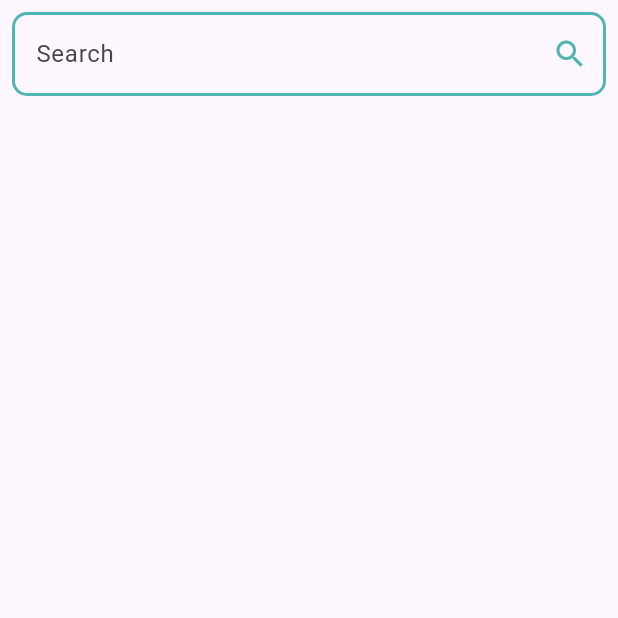
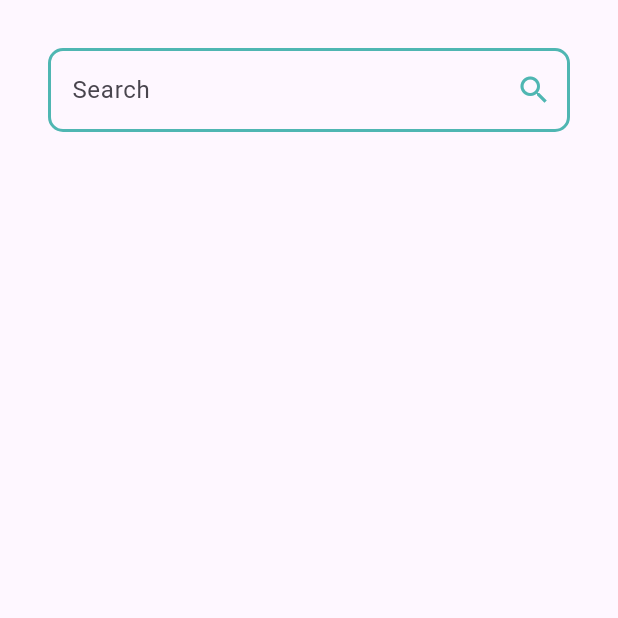
Before and after one commit to OSS0302/flutter_images_search_app, a Flutter app: the MainScreen screen opened directly, on a phone screen of 412 x 824 dp, the top half of it. Run offline on Flutter 3.47's test engine with Material 3 defaults, Android fonts, the phone set to English and light mode, and no system bars; statements that could not run were skipped.

Commit message:
이미지 앱 2일차

```diff
--- /dev/null
+++ b/lib/23_12_28/model/image_item.dart
@@ -0,0 +1,52 @@
+class ImageItem {
+  String imageUrl;
+  String tags;
+
+//<editor-fold desc="Data Methods">
+  ImageItem({
+    required this.imageUrl,
+    required this.tags,
+  });
+
+  @override
+  bool operator ==(Object other) =>
+      identical(this, other) ||
+          (other is ImageItem &&
+              runtimeType == other.runtimeType &&
+              imageUrl == other.imageUrl &&
+              tags == other.tags);
+
+  @override
+  int get hashCode => imageUrl.hashCode ^ tags.hashCode;
+
+  @override
+  String toString() {
+    return 'ImageItem{ imageUrl: $imageUrl, tags: $tags,}';
+  }
+
+  ImageItem copyWith({
+    String? imageUrl,
+    String? tags,
+  }) {
+    return ImageItem(
+      imageUrl: imageUrl ?? this.imageUrl,
+      tags: tags ?? this.tags,
+    );
+  }
+
+  Map<String, dynamic> toJson() {
+    return {
+      'imageUrl': imageUrl,
+      'tags': tags,
+    };
+  }
+
+  factory ImageItem.fromJson(Map<String, dynamic> map) {
+    return ImageItem(
+      imageUrl: map['imageUrl'] as String,
+      tags: map['tags'] as String,
+    );
+  }
+
+//</editor-fold>
+}
--- a/lib/23_12_27/ui/main_screen.dart
+++ b/lib/23_12_28/ui/image _search_ui.dart
@@ -1,8 +1,17 @@
+
+
+
+
+
+
+
+
+
+
+
 import 'package:flutter/material.dart';
-import 'package:flutter_image_search_app/model/image_item.dart';
-import 'package:flutter_image_search_app/repository/image_item_repository.dart';
-import 'package:flutter_image_search_app/widget/image_item_widget.dart';
-
+import 'package:flutter_image_search_app/23_12_28/model/image_item.dart';
+import 'package:flutter_image_search_app/23_12_28/repository/image_repository.dart';
 class MainScreen extends StatefulWidget {
   const MainScreen({super.key});
 
@@ -12,18 +21,20 @@ class MainScreen extends StatefulWidget {
 
 class _MainScreenState extends State<MainScreen> {
   final searchTextEditingController = TextEditingController();
+
   final repository = PixabayImageItemRepository();
+
   List<ImageItem> imageItems = [];
   bool isLoading = false;
 
   Future<void> searchImage(String query) async {
-    print(query);
     setState(() {
-
       isLoading = true;
     });
+
     imageItems = await repository.getImageItems(query);
 
+    // 강제 UI 업데이트
     setState(() {
       isLoading = false;
     });
@@ -40,29 +51,34 @@ class _MainScreenState extends State<MainScreen> {
     return Scaffold(
       body: SafeArea(
         child: Padding(
-          padding: const EdgeInsets.all(8.0),
+          padding: const EdgeInsets.all(32.0),
           child: Column(
             children: [
               TextField(
                 controller: searchTextEditingController,
                 decoration: InputDecoration(
                   focusedBorder: OutlineInputBorder(
-                    borderRadius: BorderRadius.circular(10),
-                    borderSide: BorderSide(
+                    borderRadius: BorderRadius.circular(10.0),
+                    // 둥글게 만들기 위해 BorderRadius 설정
+                    borderSide: const BorderSide(
                       width: 2,
-                      color: Color(0xFF4FB6B2),
+                      color: Color(0xFF4FB6B2), // 외곽선 컬러 설정
                     ),
                   ),
                   enabledBorder: OutlineInputBorder(
-                    borderRadius: BorderRadius.circular(10),
-                    borderSide: BorderSide(
+                    borderRadius: BorderRadius.circular(10.0),
+                    // 둥글게 만들기 위해 BorderRadius 설정
+                    borderSide: const BorderSide(
                       width: 2,
-                      color: Color(0xFF4FB6B2),
+                      color: Color(0xFF4FB6B2), // 외곽선 컬러 설정
                     ),
                   ),
                   hintText: 'Search',
                   suffixIcon: IconButton(
-                    icon: Icon(Icons.search, color: Color(0xFF4FB6B2)),
+                    icon: const Icon(
+                      Icons.search,
+                      color: Color(0xFF4FB6B2), // 외곽선 컬러 설정
+                    ),
                     onPressed: () =>
                         searchImage(searchTextEditingController.text),
                   ),
@@ -70,15 +86,16 @@ class _MainScreenState extends State<MainScreen> {
               ),
               const SizedBox(height: 24),
               isLoading
-              ? Center(child: CircularProgressIndicator())
-              : Expanded(
+                  ? const Center(child: CircularProgressIndicator())
+                  : Expanded(
                 child: GridView.builder(
                   itemCount: imageItems.length,
                   itemBuilder: (context, index) {
                     final imageItem = imageItems[index];
                     return ImageItemWidget(imageItem: imageItem);
                   },
-                  gridDelegate: const SliverGridDelegateWithFixedCrossAxisCount(
+                  gridDelegate:
+                  const SliverGridDelegateWithFixedCrossAxisCount(
                     crossAxisCount: 2,
                     crossAxisSpacing: 32,
                     mainAxisSpacing: 32,
```
Also changed, not shown: lib/23_12_28/dto/pixabay_dto.dart (+6 -4 lines), lib/23_12_28/mapper/image_mapper.dart (added, +12 -0 lines), lib/23_12_28/repository/image_repository.dart (added, +61 -0 lines), lib/23_12_28/ui/image_item_widget.dart (added, +23 -0 lines), lib/23_12_28/ui/ui.dart (renamed from lib/ui/main_screen.dart, +38 -15 lines).
